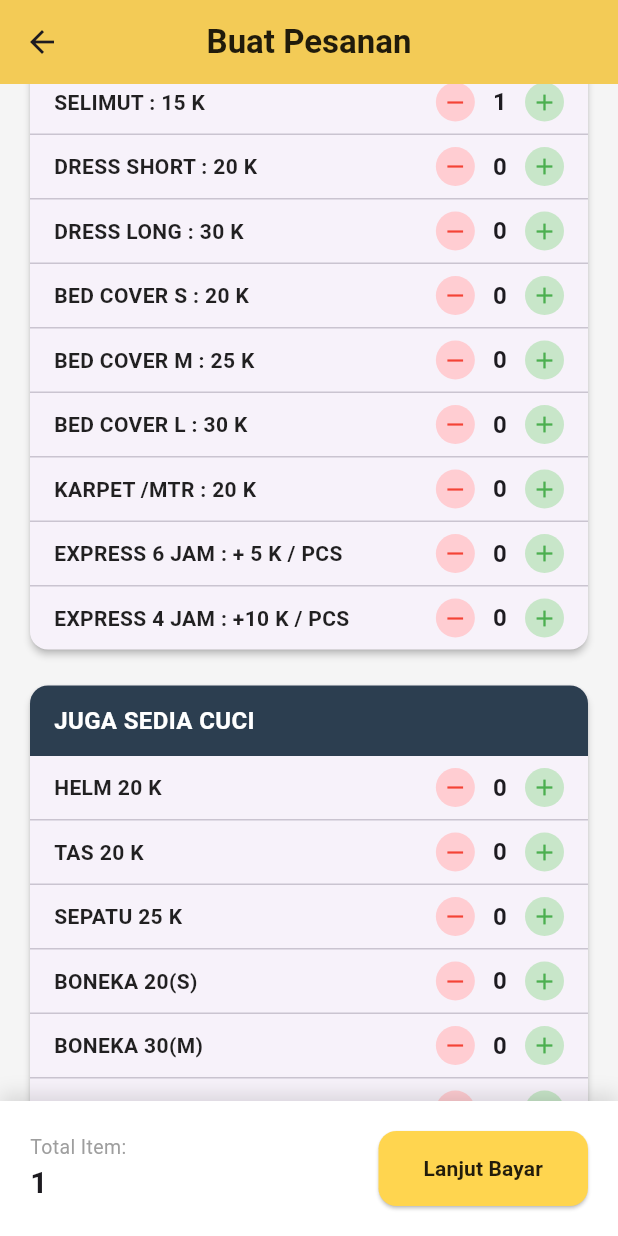
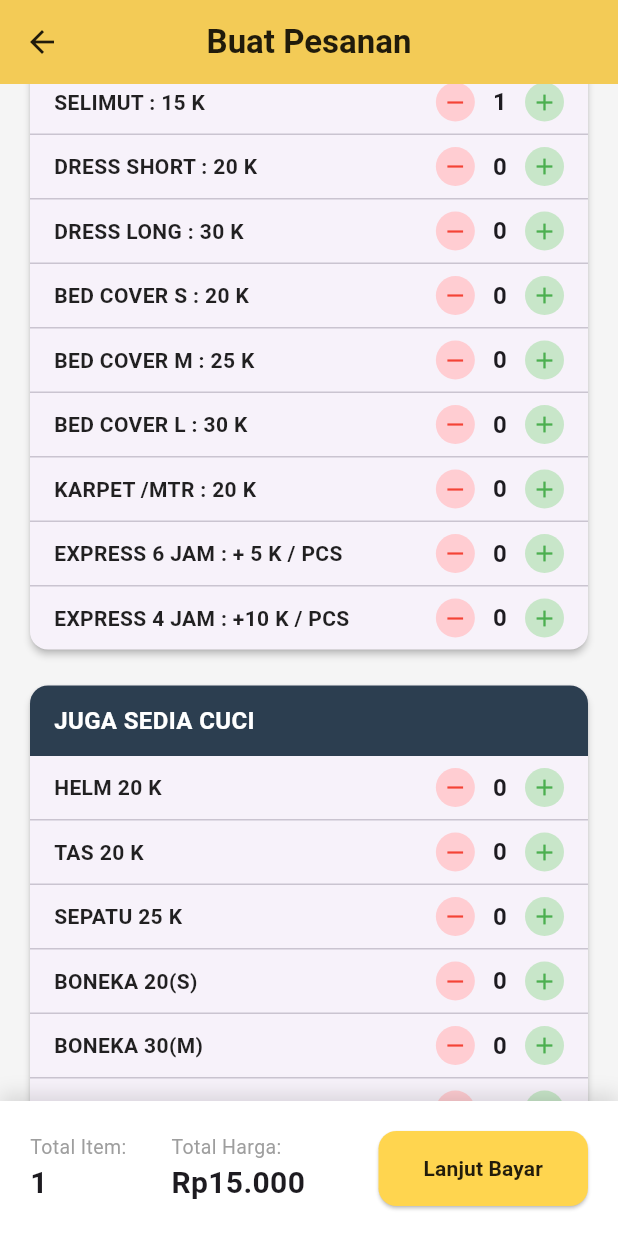
Before and after one commit to bimoardians/AYO-LAUNDRY-APP, a Flutter app: the PesananPage screen opened directly, scrolled down 576 dp, after a tap on the "add" icon, on a phone screen of 412 x 824 dp. Run offline on Flutter 3.47's test engine with Material 3 defaults, Android fonts, the phone set to English and light mode, and no system bars; our stand-ins replace firebase_auth, firebase_core, image_picker; accounts and stored records are empty.

Commit message:
Update di bagian PesananPage

```diff
--- a/lib/main.dart
+++ b/lib/main.dart
@@ -1085,13 +1085,75 @@ class _PesananPageState extends State<PesananPage> {
   void _updateKeranjang(String namaItem, int perubahan) {
   setState(() {
     int jumlahSekarang = keranjang[namaItem] ?? 0;
-      int jumlahBaru = jumlahSekarang + perubahan;
+
+    // Cek apakah item termasuk layanan kiloan minimum 3 KG
+    bool isKiloan = namaItem.startsWith('CUCI SETRIKA') ||
+        namaItem.startsWith('CUCI LIPAT') ||
+        namaItem.startsWith('SETRIKA');
+
+    int jumlahBaru;
+
+    if (isKiloan) {
+      // Saat pertama kali tekan +
+      if (jumlahSekarang == 0 && perubahan > 0) {
+        jumlahBaru = 3;
+      }
+      // Saat jumlah 3 KG dan tekan -
+      else if (jumlahSekarang == 3 && perubahan < 0) {
+        jumlahBaru = 0;
+      }
+      // Normal
+      else {
+        jumlahBaru = jumlahSekarang + perubahan;
+      }
+    } else {
+      // Item satuan biasa
+      jumlahBaru = jumlahSekarang + perubahan;
+    }
+
     if (jumlahBaru > 0) {
       keranjang[namaItem] = jumlahBaru;
     } else {
       keranjang.remove(namaItem);
     }
   });
+}
+
+  // Fungsi untuk menentukan harga setiap item
+  int _getHarga(String namaItem) {
+    if (namaItem.startsWith('CUCI SETRIKA')) return 7000;
+    if (namaItem.startsWith('CUCI LIPAT')) return 5000;
+    if (namaItem.startsWith('SETRIKA')) return 5000;
+    if (namaItem.startsWith('EXPRESS 6 JAM : +3 K')) return 3000;
+    if (namaItem.startsWith('EXPRESS 4 JAM : +6 K')) return 6000;
+
+    if (namaItem.startsWith('KAOS')) return 15000;
+    if (namaItem.startsWith('KEMEJA')) return 15000;
+    if (namaItem.startsWith('CELANA')) return 15000;
+    if (namaItem.startsWith('JAKET')) return 15000;
+    if (namaItem.startsWith('SPREI')) return 15000;
+    if (namaItem.startsWith('SELIMUT')) return 15000;
+    if (namaItem.startsWith('DRESS SHORT')) return 20000;
+    if (namaItem.startsWith('DRESS LONG')) return 30000;
+    if (namaItem.startsWith('BED COVER S')) return 20000;
+    if (namaItem.startsWith('BED COVER M')) return 25000;
+    if (namaItem.startsWith('BED COVER L')) return 30000;
+    if (namaItem.startsWith('KARPET')) return 20000;
+    if (namaItem.startsWith('EXPRESS 6 JAM : + 5 K')) return 5000;
+    if (namaItem.startsWith('EXPRESS 4 JAM : +10 K')) return 10000;
+
+    if (namaItem.startsWith('HELM')) return 20000;
+    if (namaItem.startsWith('TAS')) return 20000;
+    if (namaItem.startsWith('SEPATU')) return 25000;
+    if (namaItem.startsWith('BONEKA 20')) return 20000;
+    if (namaItem.startsWith('BONEKA 30')) return 30000;
+    if (namaItem.startsWith('BONEKA 40')) return 40000;
+    if (namaItem.startsWith('BONEKA 65')) return 65000;
+    if (namaItem.startsWith('BONEKA 85')) return 85000;
+    if (namaItem.startsWith('EXPRESS 6 JAM : + 10K')) return 10000;
+    if (namaItem.startsWith('EXPRESS 4 JAM : + 20K')) return 20000;
+
+    return 0;
   }
 
   @override
@@ -1099,7 +1161,28 @@ class _PesananPageState extends State<PesananPage> {
     return Scaffold(
       backgroundColor: Colors.grey[100],
       appBar: AppBar(
-        title: const Text('Buat Pesanan', style: TextStyle(fontWeight: FontWeight.bold, color: Colors.black87)),
+  leading: IconButton(
+    icon: const Icon(
+      Icons.arrow_back,
+      color: Colors.black87,
+    ),
+    onPressed: () {
+      Navigator.pushAndRemoveUntil(
+        context,
+        MaterialPageRoute(
+          builder: (context) => const HomePage(),
+        ),
+        (route) => false,
+      );
+    },
+  ),
+  title: const Text(
+    'Buat Pesanan',
+    style: TextStyle(
+      fontWeight: FontWeight.bold,
+      color: Colors.black87,
+    ),
+  ),
   backgroundColor: const Color(0xFFFFD54F),
   elevation: 0,
   centerTitle: true,
@@ -1115,7 +1198,7 @@ class _PesananPageState extends State<PesananPage> {
                   [
                     'CUCI SETRIKA : 7 K (MIN 3 KG)', //[cite: 10]
                     'CUCI LIPAT : 5 K (MIN 3 KG)', //[cite: 10]
-                    'SETRIKA : 5 K', //[cite: 10]
+                    'SETRIKA : 5 K (MIN 3 KG)', //[cite: 10]
                     'EXPRESS 6 JAM : +3 K / KG', //[cite: 10]
                     'EXPRESS 4 JAM : +6 K / KG', //[cite: 10]
                   ],
@@ -1242,36 +1325,109 @@ class _PesananPageState extends State<PesananPage> {
 Widget _buildCheckoutBar() {
   int totalItem = keranjang.values.fold(0, (sum, item) => sum + item);
 
+  int totalHarga = keranjang.entries.fold(0, (sum, entry) {
+    final harga = _getHarga(entry.key);
+    final qty = entry.value;
+    return sum + (harga * qty);
+  });
+
+  String formattedHarga = totalHarga
+      .toString()
+      .replaceAll(RegExp(r'\B(?=(\d{3})+(?!\d))'), '.');
+
   return Container(
     padding: const EdgeInsets.all(20),
     decoration: const BoxDecoration(
       color: Colors.white,
-        boxShadow: [BoxShadow(color: Colors.black12, blurRadius: 10, offset: Offset(0, -5))],
+      boxShadow: [
+        BoxShadow(
+          color: Colors.black12,
+          blurRadius: 10,
+          offset: Offset(0, -5),
+        ),
+      ],
     ),
     child: Row(
       mainAxisAlignment: MainAxisAlignment.spaceBetween,
       children: [
+        Row(
+          children: [
+            // TOTAL ITEM
             Column(
               crossAxisAlignment: CrossAxisAlignment.start,
               children: [
-              const Text('Total Item:', style: TextStyle(color: Colors.grey, fontSize: 13)),
-              Text('$totalItem', style: const TextStyle(fontWeight: FontWeight.bold, fontSize: 20)),
-            ],
-          ),
+                const Text(
+                  'Total Item:',
+                  style: TextStyle(
+                    color: Colors.grey,
+                    fontSize: 13,
+                  ),
+                ),
+                Text(
+                  '$totalItem',
+                  style: const TextStyle(
+                    fontWeight: FontWeight.bold,
+                    fontSize: 20,
+                  ),
+                ),
+              ],
+            ),
+
+            const SizedBox(width: 30),
+
+            // TOTAL HARGA
+            Column(
+              crossAxisAlignment: CrossAxisAlignment.start,
+              children: [
+                const Text(
+                  'Total Harga:',
+                  style: TextStyle(
+                    color: Colors.grey,
+                    fontSize: 13,
+                  ),
+                ),
+                Text(
+                  'Rp$formattedHarga',
+                  style: const TextStyle(
+                    fontWeight: FontWeight.bold,
+                    fontSize: 20,
+                  ),
+                ),
+              ],
+            ),
+          ],
+        ),
+
+        // TOMBOL LANJUT BAYAR
         ElevatedButton(
           onPressed: totalItem > 0
               ? () {
-                    // Navigasi ke halaman Pembayaran (Sesuaikan dengan nama class Pembayaran lu)
-                    // Navigator.push(context, MaterialPageRoute(builder: (context) => const PembayaranPage()));
+                  Navigator.push(
+                    context,
+                    MaterialPageRoute(
+                      builder: (context) => const PembayaranPage(),
+                    ),
+                  );
                 }
               : null,
           style: ElevatedButton.styleFrom(
             backgroundColor: const Color(0xFFFFD54F),
-              padding: const EdgeInsets.symmetric(horizontal: 30, vertical: 15),
-              shape: RoundedRectangleBorder(borderRadius: BorderRadius.circular(12)),
-            ),
-            child: const Text('Lanjut Bayar', style: TextStyle(fontWeight: FontWeight.bold, color: Colors.black87)),
-          )
+            padding: const EdgeInsets.symmetric(
+              horizontal: 30,
+              vertical: 15,
+            ),
+            shape: RoundedRectangleBorder(
+              borderRadius: BorderRadius.circular(12),
+            ),
+          ),
+          child: const Text(
+            'Lanjut Bayar',
+            style: TextStyle(
+              fontWeight: FontWeight.bold,
+              color: Colors.black87,
+            ),
+          ),
+        ),
       ],
     ),
   );
```
Lines whose indentation alone changed are shown as unchanged.
